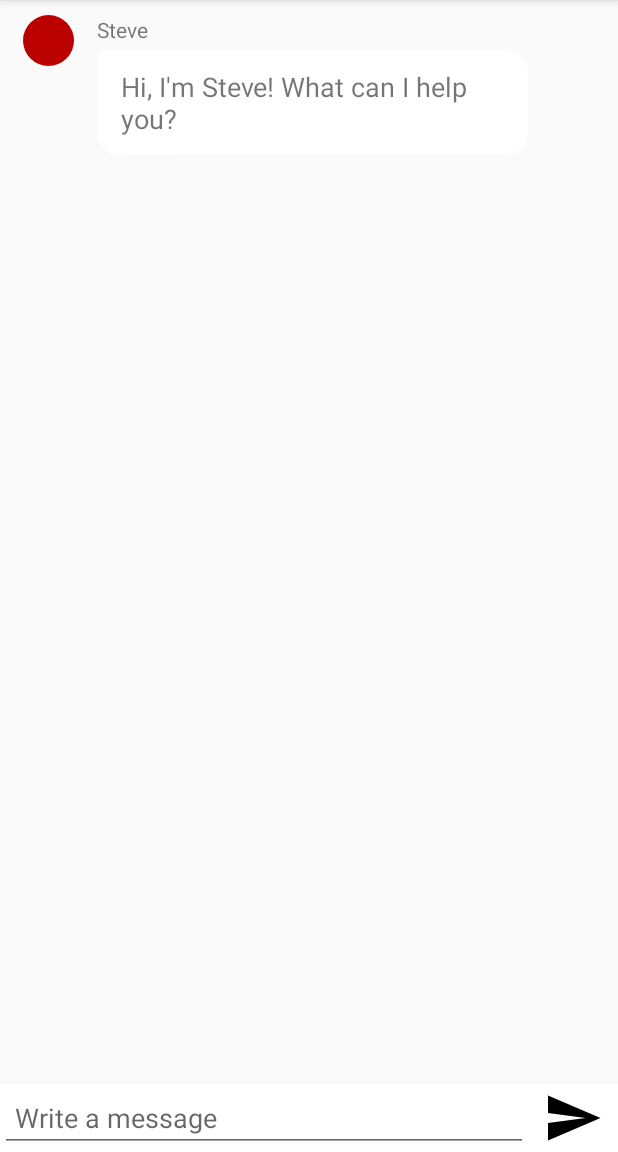
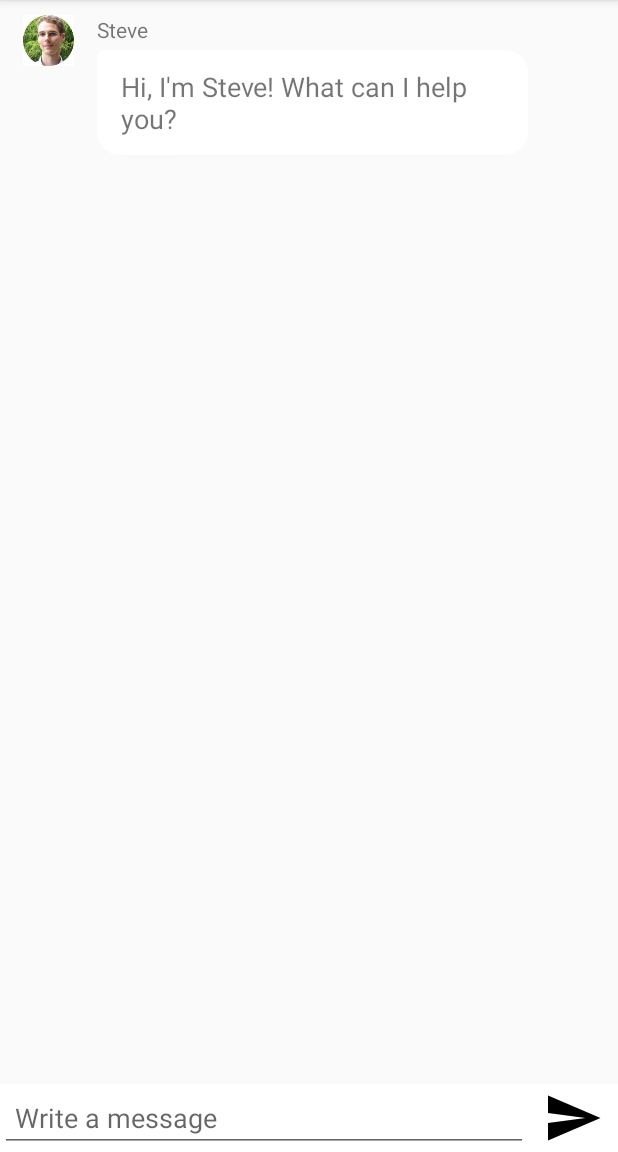
Before and after one commit to Chulong-Li/Smart_Fitness_Assistant, an Android app: the screen it shows after launch (MainActivity), on a phone screen of 412 x 824 dp, the part 84-1236 px from its top. Run offline under Robolectric (Android 15) with nearby library versions, the phone set to English and light mode, and no system bars; libraries missing offline, so code that uses them is left out: com.ibm.cloud, com.ibm.watson.

Commit message:
change Avatar picture

```diff
--- a/app/src/main/java/com/example/smart_fitness/MainActivity.java
+++ b/app/src/main/java/com/example/smart_fitness/MainActivity.java
@@ -65,12 +65,12 @@ public class MainActivity extends AppCompatActivity{
 
 
             // Set up
-            IamOptions iamOptions = new IamOptions.Builder().apiKey("APIKEY").build();
+            IamOptions iamOptions = new IamOptions.Builder().apiKey("U-3rEEX7HUmUklltEJc3VkGIBbIk_MMQ-DhBnoKYFV9I").build();
             Assistant service = new Assistant("2019-02-28", iamOptions);
             service.setEndPoint("https://gateway.watsonplatform.net/assistant/api");
 
 
-            String workspaceId = "workspaceId";
+            String workspaceId = "39ad1c75-4ad0-4048-b5a3-ce07240fb471";
 
 
 
--- a/app/src/main/res/layout/their_message.xml
+++ b/app/src/main/res/layout/their_message.xml
@@ -1,5 +1,6 @@
 <?xml version="1.0" encoding="utf-8"?>
 <RelativeLayout xmlns:android="http://schemas.android.com/apk/res/android"
+    xmlns:app="http://schemas.android.com/apk/res-auto"
     android:layout_width="match_parent"
     android:layout_height="wrap_content"
     android:paddingVertical="10dp"
@@ -7,13 +8,14 @@
     android:paddingRight="60dp"
     android:clipToPadding="false">
 
-    <View
+    <ImageView
         android:id="@+id/avatar"
+        android:layout_width="34dp"
+        android:layout_height="34dp"
         android:layout_alignParentLeft="true"
+        android:background="@drawable/circle"
         android:scaleType="centerInside"
-        android:background="@drawable/circle"
-        android:layout_width="34dp"
-        android:layout_height="34dp" />
+        app:srcCompat="@drawable/avatar" />
 
     <TextView
         android:id="@+id/name"
@@ -39,4 +41,6 @@
         android:text="How are you doing? This is a long message that should probably wrap."
         />
 
+
+
 </RelativeLayout>
```
Also changed, not shown: app/src/main/res/drawable/avatar.jpg (added).
